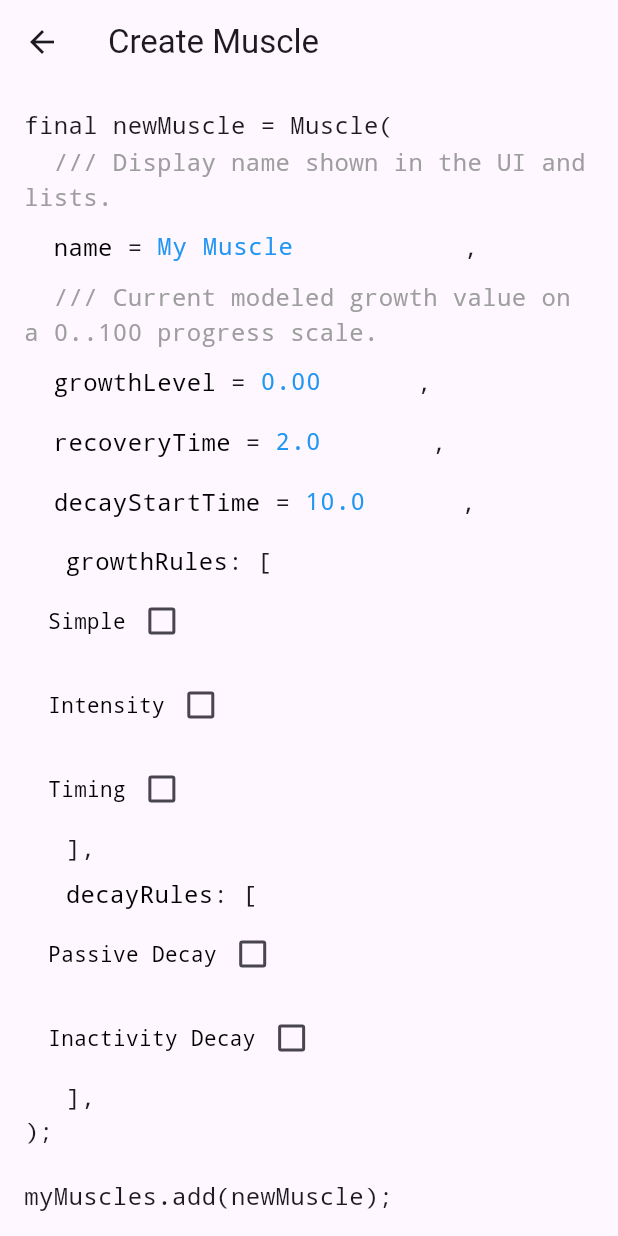
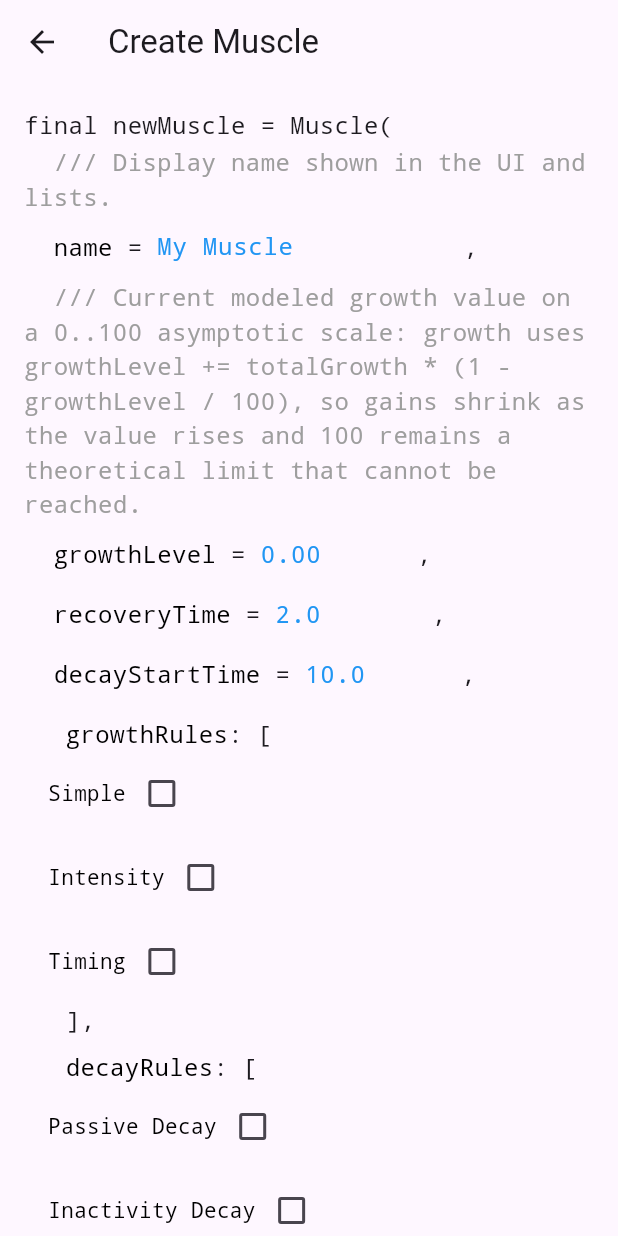
Before and after one commit to Sankorian/workout-creator-project, a Flutter app: the CreateMuscleScreen screen opened directly, after a tap on "name", after a tap on "growthLevel", on a phone screen of 412 x 824 dp. Run offline on Flutter 3.47's test engine with Material 3 defaults, Android fonts, the phone set to English and light mode, and no system bars.

Commit message:
Update muscle growth level explanation in constants
- Clarify that `growthLevel` uses an asymptotic scale (0-100) where gains diminish as the value increases.
- Explain the underlying formula: `growthLevel += totalGrowth * (1 - growthLevel / 100)`.

```diff
--- a/lib/constants/attribute_explanations.dart
+++ b/lib/constants/attribute_explanations.dart
@@ -3,7 +3,7 @@ const Map<String, String> kAttributeExplanations = {
   'name': 'Display name shown in the UI and lists.',
 
   // Muscle
-  'growthLevel': 'Current modeled growth value on a 0..100 progress scale.',
+  'growthLevel': 'Current modeled growth value on a 0..100 asymptotic scale: growth uses growthLevel += totalGrowth * (1 - growthLevel / 100), so gains shrink as the value rises and 100 remains a theoretical limit that cannot be reached.',
   'recoveryTime': 'Recovery duration in days after a training event.',
   'decayStartTime': 'Days after training when inactivity decay can begin.',
   'growthRules': 'Rules that add growth during training based on your model.',
```
